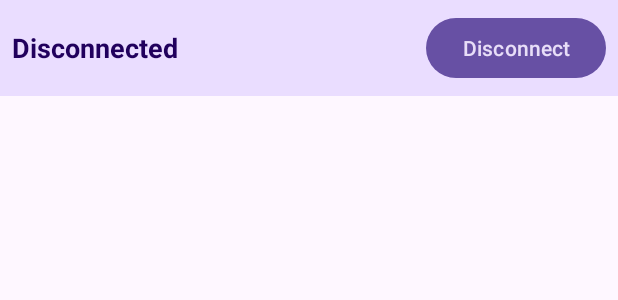
After one commit to Jibhong/Fursuit-Controller-Android, an Android app built with Jetpack Compose: the layout connect_page.xml on its own in the app's theme, with its tools: preview values and no code run, on a phone screen of 412 x 824 dp. The commit adds this screen. Shown: the top 300 px of the screen. Run offline under Robolectric (Android 15) with nearby library versions, the phone set to English and light mode, and no system bars.

Commit message:
Refactor: Add Bluetooth connection page
This commit introduces a new "Connect" page to the application for managing Bluetooth Low Energy (BLE) device connections.

Key changes:
- Added `connect_page.xml` layout for the new page.
- Created `ConnectPage.kt` fragment to handle BLE scanning, device listing, connection, and disconnection logic.
- Implemented `DeviceAdapter.kt` to display scanned BLE devices in a RecyclerView.
- Defined `ScannedDevice.kt` data class to represent BLE devices.
- Integrated the new `ConnectPage` into the `ViewPagerAdapter`.
- Updated `MainActivity.kt` by removing direct BLE scanning logic, now handled by `ConnectPage`.
- Modified `AndroidManifest.xml` to include `neverForLocation` flag for `BLUETOOTH_SCAN` permission.

- Moved `Page1Fragment` and `Page2Fragment` definitions from `FirstFragment.kt` (now deleted) to `connectPage.kt`.
- Adjusted layout of `page2.xml`.

```diff
--- a/app/build.gradle.kts
+++ b/app/build.gradle.kts
@@ -43,6 +43,7 @@ android {
 }
 
 dependencies {
+    implementation("androidx.swiperefreshlayout:swiperefreshlayout:1.1.0")
     implementation("com.google.android.material:material:1.12.0")
     implementation("androidx.constraintlayout:constraintlayout:2.2.1")
     implementation("androidx.viewpager2:viewpager2:1.1.0")
--- a/app/src/main/AndroidManifest.xml
+++ b/app/src/main/AndroidManifest.xml
@@ -5,10 +5,11 @@
 
     <uses-permission android:name="android.permission.BLUETOOTH" />
     <uses-permission android:name="android.permission.BLUETOOTH_ADMIN" />
-    <uses-permission android:name="android.permission.BLUETOOTH_SCAN" />
+    <uses-permission android:name="android.permission.BLUETOOTH_SCAN" android:usesPermissionFlags="neverForLocation"/>
     <uses-permission android:name="android.permission.BLUETOOTH_CONNECT" />
     <uses-permission android:name="android.permission.ACCESS_COARSE_LOCATION" />
     <uses-permission android:name="android.permission.ACCESS_FINE_LOCATION" />
+
 
     <uses-feature android:name="android.hardware.bluetooth_le" android:required="true" />
 
--- a/app/src/main/java/com/jibhong/FursuitController/ViewPagerAdapter.kt
+++ b/app/src/main/java/com/jibhong/FursuitController/ViewPagerAdapter.kt
@@ -5,12 +5,13 @@ import androidx.fragment.app.FragmentActivity
 import androidx.viewpager2.adapter.FragmentStateAdapter
 
 class ViewPagerAdapter(activity: FragmentActivity): FragmentStateAdapter(activity) {
-    override fun getItemCount(): Int = 2
+    override fun getItemCount(): Int = 3
 
     override fun createFragment(position: Int): Fragment {
         return when (position) {
             0 -> Page1Fragment()
-            1 -> Page2Fragment()
+            1 -> ConnectPage()
+            2 -> Page2Fragment()
             else -> throw IllegalStateException("Invalid position $position")
         }
     }
--- /dev/null
+++ b/app/src/main/res/layout/connect_page.xml
@@ -0,0 +1,49 @@
+<?xml version="1.0" encoding="utf-8"?>
+<LinearLayout xmlns:android="http://schemas.android.com/apk/res/android"
+    android:layout_width="match_parent"
+    android:layout_height="match_parent"
+    android:orientation="vertical"
+    android:fitsSystemWindows="true">
+
+    <!-- Top bar with device name and disconnect button -->
+    <LinearLayout
+        android:layout_width="match_parent"
+        android:layout_height="wrap_content"
+        android:padding="8dp"
+        android:orientation="horizontal"
+        android:background="?attr/colorPrimaryContainer"
+        android:gravity="center_vertical">
+
+        <TextView
+            android:id="@+id/connectedDeviceText"
+            android:layout_width="0dp"
+            android:layout_height="wrap_content"
+            android:layout_weight="1"
+            android:text="Disconnected"
+            android:textColor="?attr/colorOnPrimaryContainer"
+            android:textSize="18sp"
+            android:textStyle="bold" />
+
+        <Button
+            android:id="@+id/disconnectButton"
+            android:layout_width="wrap_content"
+            android:layout_height="wrap_content"
+            android:text="Disconnect"
+            android:textColor="?attr/colorSecondaryContainer"
+            android:visibility="visible" />
+    </LinearLayout>
+
+    <!-- Swipe-to-refresh with RecyclerView -->
+    <androidx.swiperefreshlayout.widget.SwipeRefreshLayout
+        android:id="@+id/swipeRefreshLayout"
+        android:layout_width="match_parent"
+        android:layout_height="match_parent">
+
+        <androidx.recyclerview.widget.RecyclerView
+            android:id="@+id/deviceRecyclerView"
+            android:layout_width="match_parent"
+            android:layout_height="match_parent"/>
+
+    </androidx.swiperefreshlayout.widget.SwipeRefreshLayout>
+
+</LinearLayout>
--- a/app/src/main/res/layout/page2.xml
+++ b/app/src/main/res/layout/page2.xml
@@ -9,11 +9,11 @@
     <FrameLayout
         android:id="@+id/fragmentContainer"
         android:layout_width="match_parent"
-        android:layout_height="match_parent" >
+        android:layout_height="match_parent">
 
         <SeekBar
             android:id="@+id/seekBar"
             android:layout_width="match_parent"
-            android:layout_height="357dp" />
+            android:layout_height="52dp" />
     </FrameLayout>
 </LinearLayout>
```
Also changed, not shown: app/src/main/java/com/jibhong/FursuitController/BLEDevice.kt (added, +10 -0 lines), app/src/main/java/com/jibhong/FursuitController/DeviceAdapter.kt (added, +31 -0 lines), app/src/main/java/com/jibhong/FursuitController/FirstFragment.kt (deleted, +0 -7 lines), app/src/main/java/com/jibhong/FursuitController/MainActivity.kt (+0 -50 lines), app/src/main/java/com/jibhong/FursuitController/connectPage.kt (added, +263 -0 lines).
